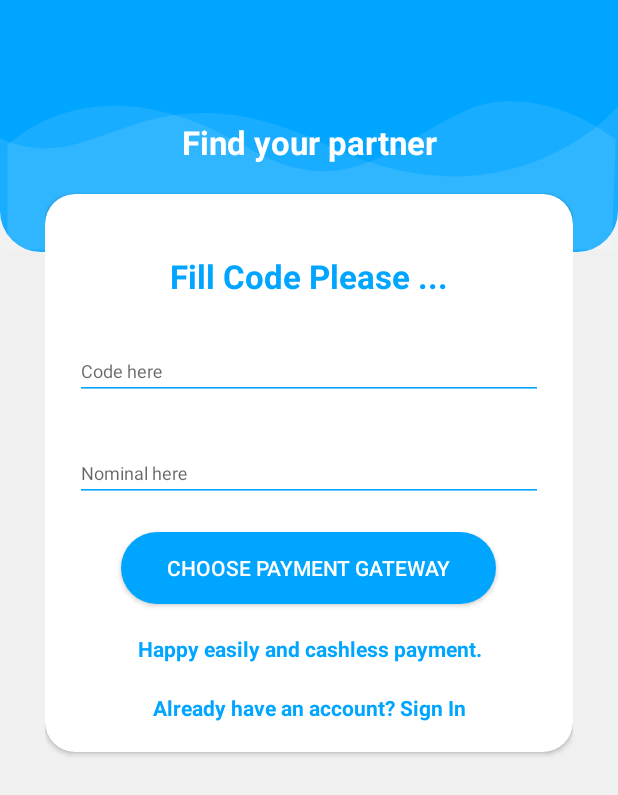
After one commit to alfaben12/Container-Emoney, an Android app: the ConfirmPayment screen opened directly, with no data from a screen before it, on a phone screen of 412 x 824 dp. The commit adds this screen. Shown: the top 795 px of the screen. Run offline under Robolectric (Android 15) with nearby library versions, the phone set to English and light mode, and no system bars.

Commit message:
update ui confirm

```diff
--- a/app/src/main/AndroidManifest.xml
+++ b/app/src/main/AndroidManifest.xml
@@ -12,17 +12,14 @@
         android:roundIcon="@mipmap/ic_launcher_round"
         android:supportsRtl="true"
         android:theme="@style/AppTheme">
-        <activity android:name=".activities.Questions"></activity>
-        <activity android:name=".activities.PaymentGateway">
-
-        </activity>
+        <activity android:name=".activities.ConfirmPayment"></activity>
+        <activity android:name=".activities.Questions" />
+        <activity android:name=".activities.PaymentGateway"></activity>
         <activity android:name=".activities.Registers" />
-        <activity android:name=".activities.Logins"></activity>
+        <activity android:name=".activities.Logins" />
         <activity android:name=".activities.ScreenSplash" />
         <activity android:name=".activities.Dashboards" />
-        <activity android:name=".activities.MainActivity">
-
-        </activity>
+        <activity android:name=".activities.MainActivity"></activity>
         <activity android:name=".activities.IntroActivity">
             <intent-filter>
                 <action android:name="android.intent.action.MAIN" />
--- /dev/null
+++ b/app/src/main/java/com/example/e_money_container/activities/ConfirmPayment.java
@@ -0,0 +1,16 @@
+package com.example.e_money_container.activities;
+
+import androidx.appcompat.app.AppCompatActivity;
+
+import android.os.Bundle;
+
+import com.example.e_money_container.R;
+
+public class ConfirmPayment extends AppCompatActivity {
+
+    @Override
+    protected void onCreate(Bundle savedInstanceState) {
+        super.onCreate(savedInstanceState);
+        setContentView(R.layout.activity_confirm_payment);
+    }
+}
--- a/app/src/main/java/com/example/e_money_container/activities/IntroActivity.java
+++ b/app/src/main/java/com/example/e_money_container/activities/IntroActivity.java
@@ -151,7 +151,7 @@ public class IntroActivity extends AppCompatActivity {
 
                 //open main activity
 
-                Intent mainActivity = new Intent(getApplicationContext(),MainActivity.class);
+                Intent mainActivity = new Intent(getApplicationContext(),ConfirmPayment.class);
                 startActivity(mainActivity);
                 // also we need to save a boolean value to storage so next time when the user run the app
                 // we could know that he is already checked the intro screen activity
--- /dev/null
+++ b/app/src/main/res/layout/activity_confirm_payment.xml
@@ -0,0 +1,59 @@
+<?xml version="1.0" encoding="utf-8"?>
+<RelativeLayout xmlns:android="http://schemas.android.com/apk/res/android"
+    xmlns:app="http://schemas.android.com/apk/res-auto"
+    xmlns:tools="http://schemas.android.com/tools"
+    android:orientation="vertical"
+    style="@style/loginParent"
+    tools:context=".activities.ConfirmPayment">
+    <ScrollView
+        style="@style/parent">
+
+        <RelativeLayout
+            style="@style/parent">
+
+
+            <LinearLayout
+                android:layout_width="match_parent"
+                android:layout_height="match_parent"
+                android:layout_alignParentTop="true"
+                android:weightSum="12">
+
+                <LinearLayout
+                    style="@style/parent"
+                    android:background="@drawable/login_shape_bk"
+                    android:orientation="vertical"
+                    android:layout_weight="3">
+
+                    <ImageView
+                        style="@style/parent"
+                        android:background="@drawable/ic_login_bk"
+                        android:contentDescription="login background" />
+
+                </LinearLayout>
+
+            </LinearLayout>
+
+            <LinearLayout
+                android:layout_width="match_parent"
+                android:layout_height="match_parent"
+                android:layout_alignParentTop="true"
+                android:orientation="vertical"
+                android:layout_marginTop="40dp"
+                android:layout_marginRight="30dp"
+                android:layout_marginLeft="30dp">
+
+
+                <TextView
+                    style="@style/headerText"
+                    android:layout_gravity="center"
+                    android:text="Find your partner"
+                    android:layout_marginTop="40dp"/>
+                <include
+                    layout="@layout/layout_confirm"/>
+
+            </LinearLayout>
+        </RelativeLayout>
+
+    </ScrollView>
+
+</RelativeLayout>
--- /dev/null
+++ b/app/src/main/res/layout/layout_confirm.xml
@@ -0,0 +1,76 @@
+<?xml version="1.0" encoding="utf-8"?>
+<androidx.cardview.widget.CardView
+    xmlns:android="http://schemas.android.com/apk/res/android"
+    xmlns:app="http://schemas.android.com/apk/res-auto"
+    style="@style/loginCard"
+    app:cardCornerRadius="@dimen/loginCardRadius"
+    android:elevation="5dp"
+    android:layout_gravity="center"
+    android:layout_marginTop="@dimen/loginViewsMargin"
+    android:layout_marginBottom="@dimen/loginViewsMargin"
+    android:background="@color/whiteCardColor">
+
+
+
+    <LinearLayout
+        style="@style/linearParent"
+        android:layout_gravity="center"
+        android:padding="@dimen/loginViewsMargin">
+
+        <TextView
+            style="@style/headerTextPrimary"
+            android:text="Fill Code Please ..."
+            android:layout_marginTop="@dimen/loginViewsMargin"/>
+
+        <com.google.android.material.textfield.TextInputLayout
+            android:id="@+id/textInputCode"
+            style="@style/parent"
+            android:layout_marginTop="@dimen/loginViewsMargin">
+            <EditText
+                android:id="@+id/etCode"
+                style="@style/modifiedEditText"
+                android:inputType="textEmailAddress"
+                android:maxLines="1"
+                android:hint="Code here"/>
+        </com.google.android.material.textfield.TextInputLayout>
+
+        <com.google.android.material.textfield.TextInputLayout
+            android:id="@+id/textInputNominal"
+            style="@style/parent"
+            android:layout_marginTop="@dimen/loginViewsMargin">
+            <EditText
+                android:id="@+id/etNominal"
+                style="@style/modifiedEditText"
+                android:maxLines="1"
+                android:hint="Nominal here"/>
+        </com.google.android.material.textfield.TextInputLayout>
+
+        <Button
+            android:id="@+id/btnConfirm"
+            android:layout_width="250dp"
+            android:layout_height="wrap_content"
+            android:background="@drawable/bgbtnguide"
+            android:text="Choose Payment Gateway"
+            android:textColor="#FFFFFF"
+            android:layout_gravity="center_horizontal"
+            android:layout_marginTop="@dimen/loginViewsMargin"/>
+
+        <TextView
+            style="@style/parent"
+            android:textAlignment="center"
+            android:textStyle="bold"
+            android:textColor="@color/primaryTextColor"
+            android:text="Happy easily and cashless payment."
+            android:layout_marginTop="@dimen/loginViewsMargin"/>
+
+        <TextView
+            style="@style/parent"
+            android:textAlignment="center"
+            android:textStyle="bold"
+            android:textColor="@color/primaryTextColor"
+            android:text="@string/signup_login_hint"
+            android:layout_marginTop="@dimen/loginViewsMargin"/>
+
+
+    </LinearLayout>
+</androidx.cardview.widget.CardView>
```
